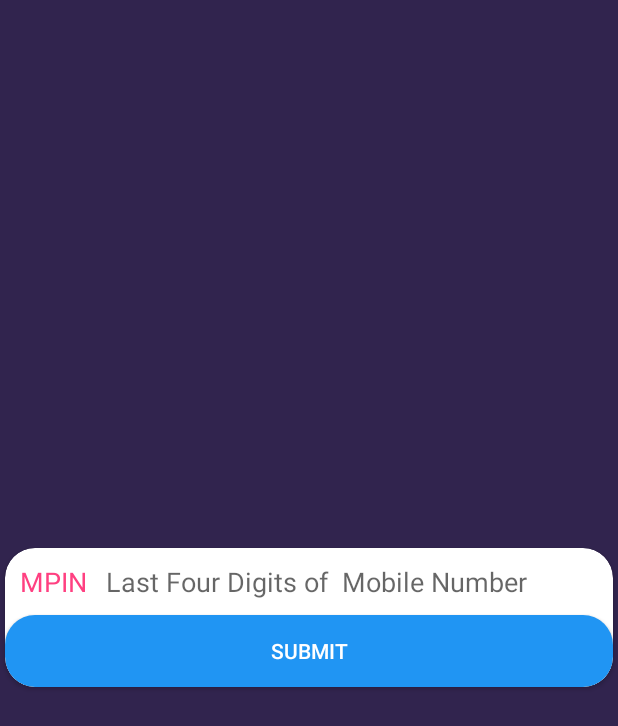
After one commit to amolikakshay/SmartCity, an Android app: the fragment LoginWithMPinFragment placed in its activity, on a phone screen of 412 x 824 dp. The commit adds this screen. Shown: the top 726 px of the screen. Run offline under Robolectric (Android 15) with nearby library versions, the phone set to English and light mode, and no system bars; libraries missing offline, so code that uses them is left out: com.ai.web; 2 statements that could not run were skipped.

Commit message:
Login With MPIN Done

```diff
--- /dev/null
+++ b/app/src/main/java/ai/neuronet/com/palavasmartcity/Fragments/LoginWithMPinFragment.java
@@ -0,0 +1,78 @@
+package ai.neuronet.com.palavasmartcity.Fragments;
+
+import android.app.Fragment;
+import android.os.Bundle;
+import android.support.annotation.NonNull;
+import android.support.annotation.Nullable;
+import android.util.Log;
+import android.view.LayoutInflater;
+import android.view.View;
+import android.view.ViewGroup;
+import android.widget.Button;
+import android.widget.ProgressBar;
+
+import ai.neuronet.com.palavasmartcity.PojoClasses.CustomNBitClass;
+import ai.neuronet.com.palavasmartcity.R;
+import ai.neuronet.com.palavasmartcity.callback.IGetDataFromAsync;
+import ai.neuronet.com.palavasmartcity.networkCall.DataCallAsync;
+
+public class LoginWithMPinFragment extends android.support.v4.app.Fragment implements IGetDataFromAsync {
+
+
+    private String id;
+    private String title;
+    private ViewGroup btnSubmitViewGroup;
+    private Button btnSubmit;
+    private ProgressBar progressBar;
+
+    @Nullable
+    @Override
+    public View onCreateView(@NonNull LayoutInflater inflater, @Nullable ViewGroup container, @Nullable Bundle savedInstanceState) {
+        return inflater.inflate(R.layout.fragment_mpin, container, false);
+    }
+
+    @Override
+    public void onViewCreated(@NonNull View view, @Nullable Bundle savedInstanceState) {
+        super.onViewCreated(view, savedInstanceState);
+        id = getArguments().getString("ID");
+        title = getArguments().getString("title");
+        progressBar = view.findViewById(R.id.loginProgressbarMPin);
+        progressBar.setVisibility(View.VISIBLE);
+        callWebService();
+        initView(view);
+    }
+
+    private void callWebService() {
+        DataCallAsync dataCallAsync = new DataCallAsync(this);
+        dataCallAsync.execute(title, id, "search:new", "search:new");
+    }
+
+
+    private void initView(View view) {
+
+
+        View loginusingEmailConatiner = view.findViewById(R.id.btnSubmit);
+        btnSubmitViewGroup = (ViewGroup) loginusingEmailConatiner;
+        btnSubmit = (Button) btnSubmitViewGroup.getChildAt(0);
+        btnSubmitViewGroup.setVisibility(View.VISIBLE);
+        btnSubmit.setText("Submit");
+    }
+
+    @Override
+    public void onDataReceiveFromAsync(CustomNBitClass customNBitClass) {
+
+        progressBar.setVisibility(View.GONE);
+        Log.e("Data Received", "" + customNBitClass.getChatDataArrayList().get(0));
+
+    }
+
+    @Override
+    public void OnDataDoInBackground() {
+
+    }
+
+    @Override
+    public void isLogedIn(boolean isLogedIn) {
+
+    }
+}
--- a/app/src/main/java/ai/neuronet/com/palavasmartcity/Fragments/faceLogin/FaceLoginFragment.java
+++ b/app/src/main/java/ai/neuronet/com/palavasmartcity/Fragments/faceLogin/FaceLoginFragment.java
@@ -43,7 +43,9 @@ import java.net.HttpURLConnection;
 import java.net.URL;
 
 import ai.neuronet.com.palavasmartcity.Fragments.LoginUsingEmailOrOtp;
+import ai.neuronet.com.palavasmartcity.Fragments.LoginWithMPinFragment;
 import ai.neuronet.com.palavasmartcity.PojoClasses.faceRecognition.FaceRecognition;
+import ai.neuronet.com.palavasmartcity.PojoClasses.faceRecognition.User;
 import ai.neuronet.com.palavasmartcity.R;
 import id.zelory.compressor.Compressor;
 
@@ -151,6 +153,7 @@ public class FaceLoginFragment extends Fragment {
     private void compressImage(byte[] data, String imageName) {
         File file = getOutputMediaFile("FaceImage", imageName);/* = new File( Environment.getExternalStoragePublicDirectory(Environment.DIRECTORY_PICTURES),
                             "frontPicture.jpg");*/
+        if (file != null) {
             Log.d("FileName : ", file.getAbsolutePath());
             OutputStream os = null;
             try {
@@ -171,7 +174,7 @@ public class FaceLoginFragment extends Fragment {
                         // Ignore
                     }
                 }
-
+            }
         }
     }
 
@@ -286,9 +289,50 @@ public class FaceLoginFragment extends Fragment {
                 FaceRecognition faceRecognition = gson.fromJson(s, FaceRecognition.class);
                 faceRecognition.toString();
                 /*Code next lavel*/
+                User[] user = faceRecognition.getUser();
+                User detectedUser = null;
+                for (int i = 0; i < user.length; i++) {
+                    if (Float.parseFloat(user[i].getAvg_score()) > Float.parseFloat(user[i++].getAvg_score())) {
+                        detectedUser = user[i];
+                    }
+                }
+                if (detectedUser != null) {
+                    // Add Correct Id and Email Here
+                    callMPinWebService("d4b23baa-756f-4f2b-9279-e52261cd918c", detectedUser.getEmail());
+                    Log.e("Face", "" + detectedUser.getEmail());
                 } else {
                     loginViaOTP();
+                }
+            } else {
+                loginViaOTP();
+
+                //callMPinWebService("d4b23baa-756f-4f2b-9279-e52261cd918c", "FaceRecognition:testdesireepaco@hotmail.com");
                 Log.e("Face login failed : ", "Could not recognised face");
+            }
+        }
+    }
+
+    private void callMPinWebService(String id, String title) {
+
+        if (getActivity() == null) {
+            return;
+        }
+        if (!getActivity().isFinishing()) {
+            LoginWithMPinFragment loginFragment = new LoginWithMPinFragment();
+
+            FragmentManager fragmentManager = getFragmentManager();
+            if (fragmentManager != null) {
+                if (getActivity() == null || getActivity().isFinishing()) {
+                    return;
+                }
+
+                FragmentTransaction transaction = fragmentManager.beginTransaction();
+
+                Bundle bundle = new Bundle();
+                bundle.putString("ID", id);
+                bundle.putString("title", title);
+                loginFragment.setArguments(bundle);
+                transaction.replace(R.id.contentPanel, loginFragment, loginFragment.getClass().getCanonicalName()).addToBackStack(loginFragment.getClass().getCanonicalName()).commit();
             }
         }
     }
--- /dev/null
+++ b/app/src/main/res/layout/fragment_mpin.xml
@@ -0,0 +1,76 @@
+<?xml version="1.0" encoding="utf-8"?>
+<FrameLayout xmlns:android="http://schemas.android.com/apk/res/android"
+    xmlns:app="http://schemas.android.com/apk/res-auto"
+    android:layout_width="match_parent"
+    android:layout_height="match_parent"
+    android:layout_gravity="center"
+    android:background="@color/bg_gradient_start">
+
+    <android.support.v7.widget.CardView
+        android:layout_width="match_parent"
+        android:layout_height="wrap_content"
+        android:layout_gravity="center"
+        android:layout_margin="@dimen/margin_5"
+        android:background="@color/white"
+        android:elevation="@dimen/dimen_06"
+        app:cardCornerRadius="@dimen/dimen_20"
+        app:layout_constraintEnd_toEndOf="parent"
+        app:layout_constraintStart_toStartOf="parent">
+
+        <LinearLayout
+            android:layout_width="match_parent"
+            android:layout_height="match_parent"
+            android:orientation="vertical">
+
+            <LinearLayout
+                android:layout_width="match_parent"
+                android:layout_height="wrap_content"
+                android:layout_margin="@dimen/margin_10"
+                android:orientation="horizontal">
+
+                <TextView
+                    android:layout_width="0dp"
+                    android:layout_height="wrap_content"
+                    android:layout_weight="0.15"
+                    android:text="MPIN"
+                    android:textColor="@color/colorAccent"
+                    android:textSize="@dimen/dimen_18sp" />
+
+
+                <EditText
+                    android:id="@+id/mPinEditText"
+                    android:layout_width="0dp"
+                    android:layout_height="wrap_content"
+                    android:layout_weight="0.85"
+                    android:background="@color/white"
+                    android:hint="Last Four Digits of  Mobile Number"
+                    android:maxLines="1"
+                    android:textColor="@color/bg_gradient_start"
+                    android:textSize="@dimen/dimen_18sp" />
+            </LinearLayout>
+
+
+            <include
+                android:id="@+id/btnSubmit"
+                layout="@layout/roundedbutton"
+                android:layout_width="match_parent"
+                android:layout_height="wrap_content"
+                android:layout_gravity="center|bottom">
+
+            </include>
+        </LinearLayout>
+    </android.support.v7.widget.CardView>
+
+
+    <ProgressBar
+        android:id="@+id/loginProgressbarMPin"
+        style="@style/Base.Widget.AppCompat.ProgressBar"
+        android:layout_width="wrap_content"
+        android:layout_height="wrap_content"
+        android:layout_gravity="center"
+        android:visibility="gone">
+
+
+    </ProgressBar>
+
+</FrameLayout>
```
Lines whose indentation alone changed are shown as unchanged.
